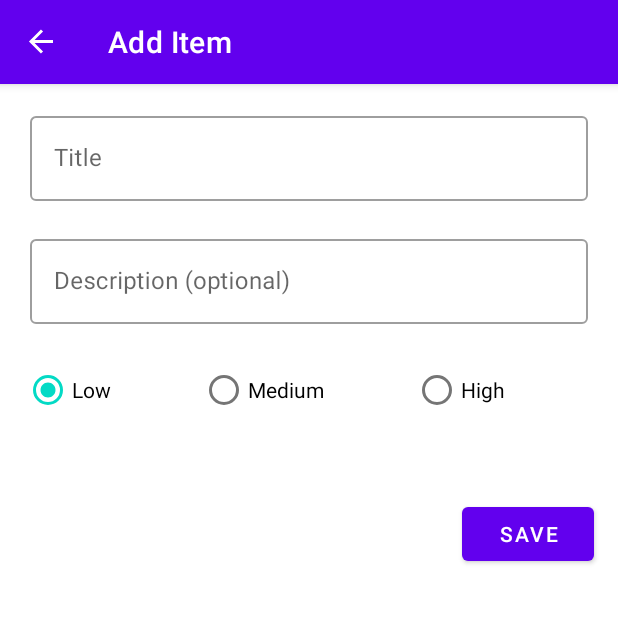
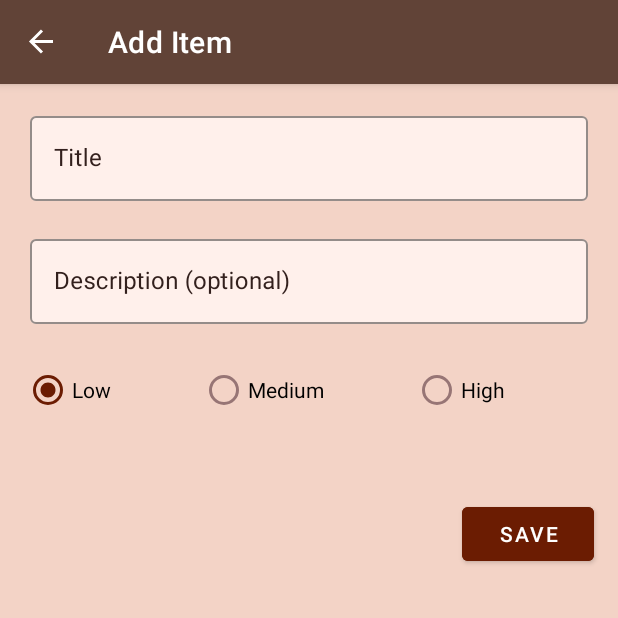
Before and after one commit to Sarabyeet/ToGet, an Android app: the AddItemFragment screen opened through its navigation route, on a phone screen of 412 x 824 dp, the top half of it. Run offline under Robolectric (Android 15) with nearby library versions, the phone set to English and light mode, and no system bars; our stand-ins replace Room's generated code, navigation-ui; libraries missing offline, so code that uses them is left out: com.airbnb.epoxy; 3 statements that could not run were skipped.

Commit message:
Added - Bumping up priority functionality - Empty state - Themes and new colors - Headers to sort by priorities

```diff
--- a/app/src/main/java/com/sarabyeet/toget/arch/ToGetRepository.kt
+++ b/app/src/main/java/com/sarabyeet/toget/arch/ToGetRepository.kt
@@ -18,4 +18,8 @@ class ToGetRepository(private val database: AppDatabase) {
         database.itemDao().delete(itemEntity)
     }
 
+    suspend fun updateItem(itemEntity: ItemEntity){
+        database.itemDao().update(itemEntity)
+    }
+
 }
--- a/app/src/main/java/com/sarabyeet/toget/arch/ToGetViewModel.kt
+++ b/app/src/main/java/com/sarabyeet/toget/arch/ToGetViewModel.kt
@@ -41,4 +41,10 @@ class ToGetViewModel : ViewModel() {
         }
     }
 
+    fun updateItem(itemEntity: ItemEntity) {
+        viewModelScope.launch {
+            itemRepository.updateItem(itemEntity)
+        }
+    }
+
 }
--- a/app/src/main/java/com/sarabyeet/toget/db/dao/ItemDao.kt
+++ b/app/src/main/java/com/sarabyeet/toget/db/dao/ItemDao.kt
@@ -6,7 +6,7 @@ import kotlinx.coroutines.flow.Flow
 
 @Dao
 interface ItemDao {
-    @Query("SELECT * FROM item_entity ORDER BY createdAt")
+    @Query("SELECT * FROM item_entity")
     fun getAllItems(): Flow<List<ItemEntity>>
 
     @Insert(onConflict = OnConflictStrategy.REPLACE)
@@ -14,4 +14,7 @@ interface ItemDao {
 
     @Delete
     suspend fun delete(itemEntity: ItemEntity)
+
+    @Update
+    suspend fun update(itemEntity: ItemEntity)
 }
--- a/app/src/main/res/layout/fragment_add_item.xml
+++ b/app/src/main/res/layout/fragment_add_item.xml
@@ -3,6 +3,7 @@
     xmlns:app="http://schemas.android.com/apk/res-auto"
     android:layout_width="match_parent"
     android:layout_height="match_parent"
+    android:background="?attr/colorPrimaryVariant"
     android:clipChildren="false">
 
     <androidx.constraintlayout.widget.ConstraintLayout
@@ -15,8 +16,12 @@
             android:layout_width="match_parent"
             android:layout_height="wrap_content"
             android:layout_margin="16dp"
-            android:hint="Title"
+            android:hint="@string/title"
+            android:textColorHint="?attr/colorOnPrimary"
+            app:boxBackgroundColor="?attr/colorOnPrimarySurface"
+            app:boxStrokeColor="?attr/colorOnPrimary"
             app:endIconMode="clear_text"
+            app:hintTextColor="?attr/colorOnPrimary"
             app:layout_constraintStart_toStartOf="parent"
             app:layout_constraintTop_toTopOf="parent">
 
@@ -33,8 +38,12 @@
             android:layout_width="match_parent"
             android:layout_height="wrap_content"
             android:layout_margin="16dp"
-            android:hint="Description (optional)"
+            android:hint="@string/description_optional"
+            android:textColorHint="?attr/colorOnPrimary"
+            app:boxBackgroundColor="?attr/colorOnPrimarySurface"
+            app:boxStrokeColor="?attr/colorOnPrimary"
             app:endIconMode="clear_text"
+            app:hintTextColor="?attr/colorOnPrimary"
             app:layout_constraintStart_toStartOf="@id/titleTextField"
             app:layout_constraintTop_toBottomOf="@id/titleTextField">
 
@@ -60,21 +69,21 @@
                 android:layout_width="wrap_content"
                 android:layout_height="wrap_content"
                 android:layout_weight="1"
-                android:text="Low" />
+                android:text="@string/low" />
 
             <RadioButton
                 android:id="@+id/mediumPriorityBtn"
                 android:layout_width="wrap_content"
                 android:layout_height="wrap_content"
                 android:layout_weight="1"
-                android:text="Medium" />
+                android:text="@string/medium" />
 
             <RadioButton
                 android:id="@+id/highPriorityBtn"
                 android:layout_width="wrap_content"
                 android:layout_height="wrap_content"
                 android:layout_weight="1"
-                android:text="High" />
+                android:text="@string/high" />
         </RadioGroup>
 
         <com.google.android.material.button.MaterialButton
@@ -82,7 +91,9 @@
             android:layout_width="wrap_content"
             android:layout_height="wrap_content"
             android:layout_marginTop="48dp"
-            android:text="Save"
+            android:backgroundTint="?attr/colorSecondary"
+            android:text="@string/save"
+            android:textColor="?attr/colorOnSecondary"
             app:layout_constraintEnd_toEndOf="@id/titleTextField"
             app:layout_constraintTop_toBottomOf="@id/radioGroup" />
     </androidx.constraintlayout.widget.ConstraintLayout>
--- a/app/src/main/res/values-night/themes.xml
+++ b/app/src/main/res/values-night/themes.xml
@@ -2,15 +2,18 @@
     <!-- Base application theme. -->
     <style name="Theme.ToGet" parent="Theme.MaterialComponents.DayNight.DarkActionBar">
         <!-- Primary brand color. -->
-        <item name="colorPrimary">@color/purple_200</item>
-        <item name="colorPrimaryVariant">@color/purple_700</item>
-        <item name="colorOnPrimary">@color/black</item>
+        <item name="colorPrimary">@color/white</item>
+        <item name="colorPrimaryVariant">@color/primaryColor1</item>
+        <item name="colorOnPrimary">@color/primaryTextColor</item>
         <!-- Secondary brand color. -->
-        <item name="colorSecondary">@color/teal_200</item>
-        <item name="colorSecondaryVariant">@color/teal_200</item>
-        <item name="colorOnSecondary">@color/black</item>
+        <item name="colorSecondary">@color/secondaryLightColor</item>
+        <item name="colorSecondaryVariant">@color/secondaryColor</item>
+        <item name="colorOnSecondary">@color/secondaryTextColor</item>
         <!-- Status bar color. -->
-        <item name="android:statusBarColor" tools:targetApi="l">?attr/colorPrimaryVariant</item>
+        <item name="android:statusBarColor" tools:targetApi="l">?attr/colorSecondaryVariant</item>
         <!-- Customize your theme here. -->
+        <item name="colorOnBackground">@color/primaryLightColor</item>
+        <item name="colorOnSurface">@color/secondaryTextColor</item>
+        <item name="colorOnPrimarySurface">@color/primaryLightColor</item>
     </style>
 </resources>
--- a/app/src/main/res/values/colors.xml
+++ b/app/src/main/res/values/colors.xml
@@ -7,4 +7,30 @@
     <color name="teal_700">#FF018786</color>
     <color name="black">#FF000000</color>
     <color name="white">#FFFFFFFF</color>
+    <color name="Red">#EF5350</color>
+    <color name="Green">#9CCC65</color>
+    <color name="Yellow">#FFEE58</color>
+    <color name="Header_background">#DADAD9</color>
+
+    <!--    Dark theme -->
+    <color name="primaryColor">#5C3B36</color>
+    <color name="primaryLightColor">#372523</color>
+    <color name="primaryDarkColor">#574740</color>
+    <color name="secondaryColor">#5C2B1C</color>
+    <color name="secondaryLightColor">#FF5036</color>
+    <color name="secondaryDarkColor">#201616</color>
+    <color name="primaryTextColor">#ffffff</color>
+    <color name="secondaryTextColor">#FDFDFD</color>
+
+    <!--    Light Theme-->
+    <color name="primaryColor1">#614337</color>
+    <color name="primaryBackground">#F3D3C6</color>
+    <color name="primaryLightColor1">#FFF0EB</color>
+    <color name="primaryDarkColor1">#A87C6B</color>
+    <color name="secondaryColor1">#6b1c02</color>
+    <color name="secondaryLightColor1">#9f482c</color>
+    <color name="secondaryDarkColor1">#3f0000</color>
+    <color name="primaryTextColor1">#33201D</color>
+    <color name="secondaryTextColor1">#ffffff</color>
+
 </resources>
--- a/app/src/main/res/values/strings.xml
+++ b/app/src/main/res/values/strings.xml
@@ -1,3 +1,9 @@
 <resources>
     <string name="app_name">ToGet</string>
+    <string name="description_optional">Description (optional)</string>
+    <string name="title">Title</string>
+    <string name="high">High</string>
+    <string name="save">Save</string>
+    <string name="medium">Medium</string>
+    <string name="low">Low</string>
 </resources>
--- a/app/src/main/res/values/themes.xml
+++ b/app/src/main/res/values/themes.xml
@@ -2,15 +2,21 @@
     <!-- Base application theme. -->
     <style name="Theme.ToGet" parent="Theme.MaterialComponents.DayNight.DarkActionBar">
         <!-- Primary brand color. -->
-        <item name="colorPrimary">@color/purple_500</item>
-        <item name="colorPrimaryVariant">@color/purple_700</item>
-        <item name="colorOnPrimary">@color/white</item>
+        <item name="colorPrimary">@color/primaryColor1</item>
+        <item name="colorPrimaryVariant">@color/primaryBackground</item>
+        <item name="colorOnPrimary">@color/primaryTextColor1</item>
         <!-- Secondary brand color. -->
-        <item name="colorSecondary">@color/teal_200</item>
-        <item name="colorSecondaryVariant">@color/teal_700</item>
-        <item name="colorOnSecondary">@color/black</item>
+        <item name="colorSecondary">@color/secondaryColor1</item>
+        <item name="colorSecondaryVariant">@color/secondaryDarkColor1</item>
+        <item name="colorOnSecondary">@color/white</item>
         <!-- Status bar color. -->
-        <item name="android:statusBarColor" tools:targetApi="l">?attr/colorPrimaryVariant</item>
+        <item name="android:statusBarColor" tools:targetApi="l">?attr/colorOnPrimary</item>
         <!-- Customize your theme here. -->
+        <item name="colorOnBackground">@color/primaryColor</item>
+        <item name="colorOnSurface">@color/secondaryDarkColor1</item>
+        <item name="colorOnPrimarySurface">@color/primaryLightColor1</item>
+
     </style>
+
+
 </resources>
```
Also changed, not shown: app/src/main/java/com/sarabyeet/toget/ui/fragments/home/HomeEpoxyController.kt (+50 -7 lines), app/src/main/java/com/sarabyeet/toget/ui/fragments/home/HomeFragment.kt (+8 -2 lines), app/src/main/res/layout/fragment_home.xml (+7 -3 lines), app/src/main/res/layout/model_empty_state.xml (added, +40 -0 lines), app/src/main/res/layout/model_item_entity.xml (+14 -8 lines), app/src/main/res/layout/model_item_header.xml (added, +24 -0 lines), app/src/main/res/drawable/empty_state.png (added).
